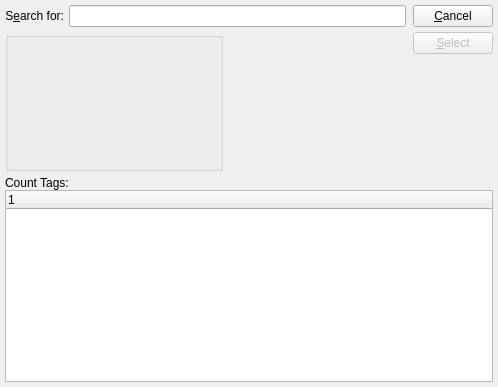
First picture: the form in xtuple/trunk/guiclient/countTagList.ui, repository WooodHead/xtuple, before the edit.
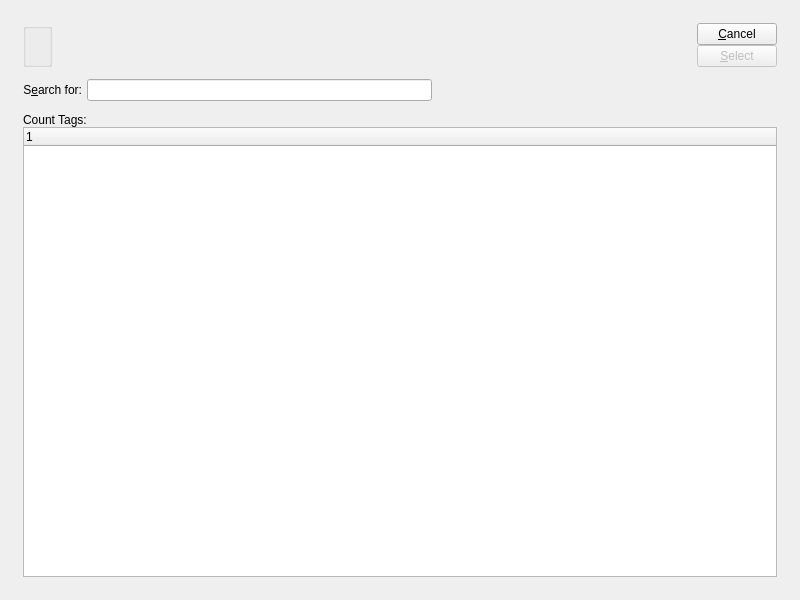
Second picture: the form after the edit. Custom widgets are drawn as their Qt base class.

Diff of the .ui file:
```diff
--- a/xtuple/trunk/guiclient/countTagList.ui
+++ b/xtuple/trunk/guiclient/countTagList.ui
@@ -13,30 +13,23 @@
    <rect>
     <x>0</x>
     <y>0</y>
-    <width>498</width>
-    <height>387</height>
+    <width>800</width>
+    <height>600</height>
    </rect>
   </property>
   <property name="windowTitle" >
    <string>Count Tag List</string>
   </property>
-  <layout class="QVBoxLayout" >
+  <layout class="QGridLayout" name="gridLayout_3" >
+   <item row="0" column="0" >
+    <layout class="QGridLayout" name="gridLayout_2" >
+     <property name="margin" >
+      <number>12</number>
+     </property>
    <property name="spacing" >
-    <number>5</number>
-   </property>
-   <property name="leftMargin" >
-    <number>5</number>
-   </property>
-   <property name="topMargin" >
-    <number>5</number>
-   </property>
-   <property name="rightMargin" >
-    <number>5</number>
-   </property>
-   <property name="bottomMargin" >
-    <number>5</number>
-   </property>
-   <item>
+      <number>12</number>
+     </property>
+     <item row="0" column="0" >
     <layout class="QHBoxLayout" >
      <property name="spacing" >
       <number>7</number>
@@ -46,29 +39,6 @@
        <property name="spacing" >
         <number>5</number>
        </property>
-       <item>
-        <layout class="QHBoxLayout" >
-         <property name="spacing" >
-          <number>5</number>
-         </property>
-         <item>
-          <widget class="QLabel" name="_searchForLit" >
-           <property name="text" >
-            <string>S&amp;earch for:</string>
-           </property>
-           <property name="alignment" >
-            <set>Qt::AlignRight|Qt::AlignTrailing|Qt::AlignVCenter</set>
-           </property>
-           <property name="buddy" >
-            <cstring>_searchFor</cstring>
-           </property>
-          </widget>
-         </item>
-         <item>
-          <widget class="XLineEdit" name="_searchFor" />
-         </item>
-        </layout>
-       </item>
        <item>
         <layout class="QHBoxLayout" >
          <property name="spacing" >
@@ -79,19 +49,22 @@
            <property name="title" >
             <string/>
            </property>
+             <property name="fixedSize" >
+              <bool>false</bool>
+             </property>
           </widget>
          </item>
          <item>
           <spacer>
            <property name="orientation" >
-            <enum>Qt::Vertical</enum>
+              <enum>Qt::Horizontal</enum>
            </property>
            <property name="sizeType" >
             <enum>QSizePolicy::Expanding</enum>
            </property>
-           <property name="sizeHint" >
+             <property name="sizeHint" stdset="0" >
             <size>
-             <width>183</width>
+               <width>20</width>
              <height>20</height>
             </size>
            </property>
@@ -109,7 +82,7 @@
        <item>
         <layout class="QVBoxLayout" >
          <property name="spacing" >
-          <number>5</number>
+            <number>0</number>
          </property>
          <item>
           <widget class="QPushButton" name="_close" >
@@ -141,10 +114,10 @@
          <property name="sizeType" >
           <enum>QSizePolicy::Expanding</enum>
          </property>
-         <property name="sizeHint" >
+           <property name="sizeHint" stdset="0" >
           <size>
            <width>20</width>
-           <height>20</height>
+             <height>0</height>
           </size>
          </property>
         </spacer>
@@ -153,7 +126,25 @@
      </item>
     </layout>
    </item>
-   <item>
+     <item row="2" column="0" >
+      <widget class="QFrame" name="_frame" >
+       <property name="sizePolicy" >
+        <sizepolicy vsizetype="Expanding" hsizetype="Preferred" >
+         <horstretch>0</horstretch>
+         <verstretch>1</verstretch>
+        </sizepolicy>
+       </property>
+       <property name="frameShape" >
+        <enum>QFrame::NoFrame</enum>
+       </property>
+       <property name="frameShadow" >
+        <enum>QFrame::Raised</enum>
+       </property>
+       <layout class="QGridLayout" name="gridLayout" >
+        <property name="margin" >
+         <number>0</number>
+        </property>
+        <item row="0" column="0" >
     <layout class="QVBoxLayout" >
      <property name="spacing" >
       <number>0</number>
@@ -167,6 +158,47 @@
      </item>
      <item>
       <widget class="XTreeWidget" name="_cnttag" />
+          </item>
+         </layout>
+        </item>
+       </layout>
+      </widget>
+     </item>
+     <item row="1" column="0" >
+      <layout class="QHBoxLayout" >
+       <property name="spacing" >
+        <number>5</number>
+       </property>
+       <item>
+        <widget class="QLabel" name="_searchForLit" >
+         <property name="text" >
+          <string>S&amp;earch for:</string>
+         </property>
+         <property name="alignment" >
+          <set>Qt::AlignRight|Qt::AlignTrailing|Qt::AlignVCenter</set>
+         </property>
+         <property name="buddy" >
+          <cstring>_searchFor</cstring>
+         </property>
+        </widget>
+       </item>
+       <item>
+        <widget class="XLineEdit" name="_searchFor" />
+       </item>
+       <item>
+        <spacer name="horizontalSpacer" >
+         <property name="orientation" >
+          <enum>Qt::Horizontal</enum>
+         </property>
+         <property name="sizeHint" stdset="0" >
+          <size>
+           <width>40</width>
+           <height>20</height>
+          </size>
+         </property>
+        </spacer>
+       </item>
+      </layout>
      </item>
     </layout>
    </item>
```
Left out of the diff: 1 changed line with no effect on the pictures. Lines whose indentation alone changed are shown as unchanged.
